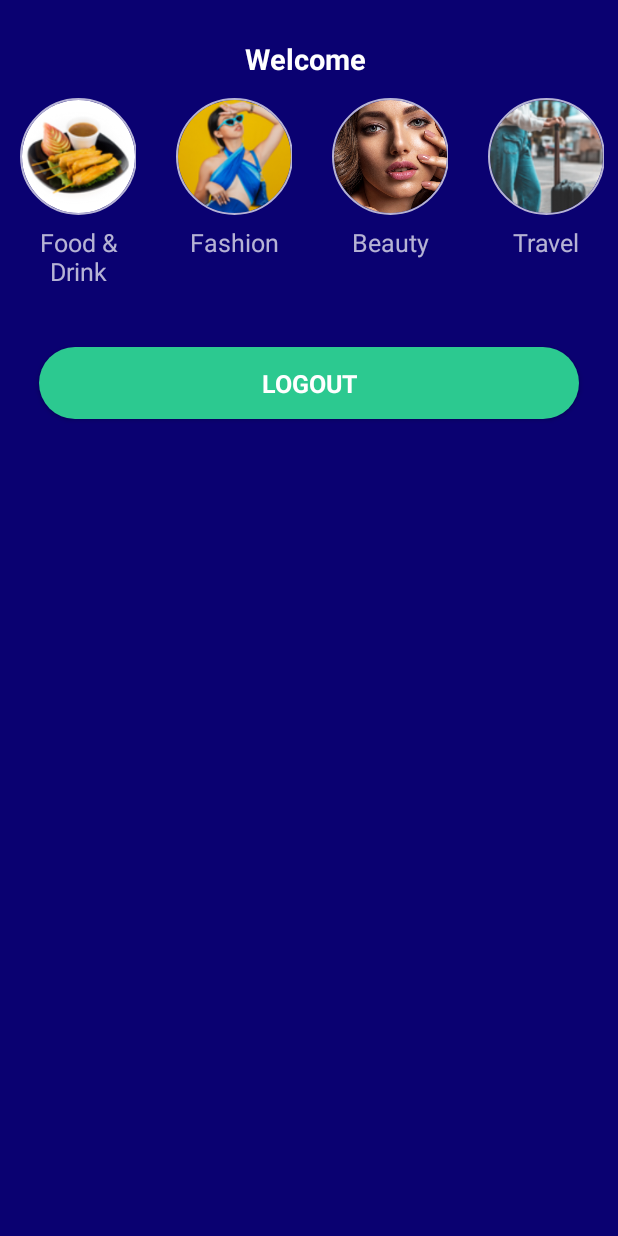
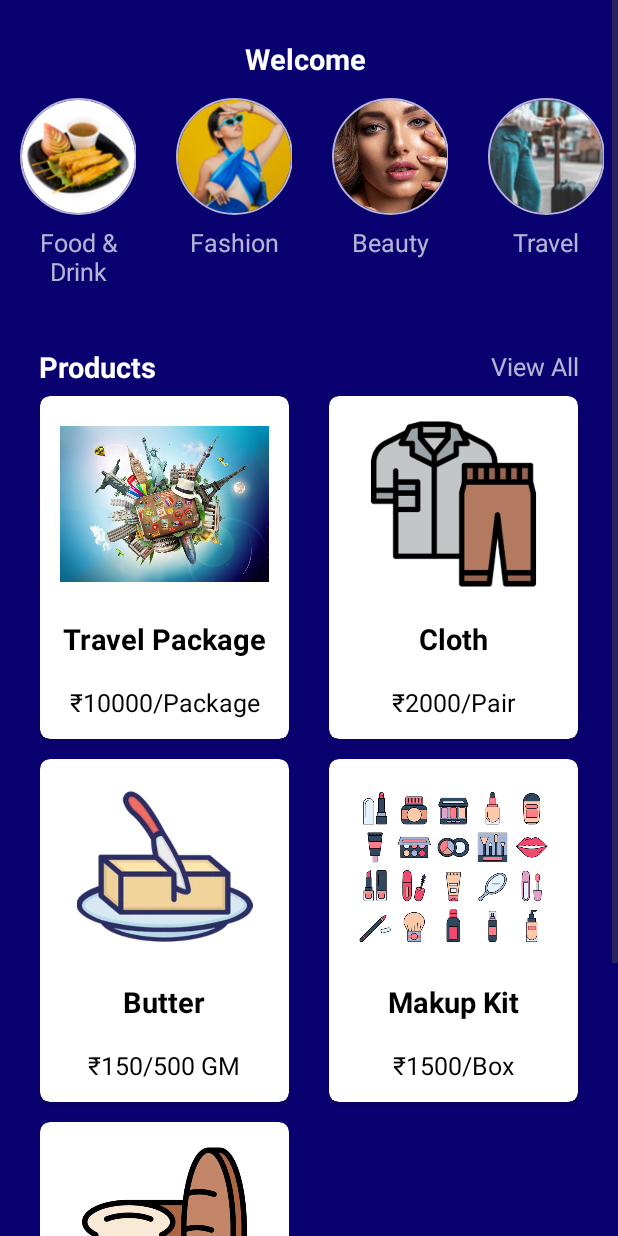
Before and after one commit to sahetu/MayInternship23, an Android app: the HomeActivity screen opened directly, with no data from a screen before it, on a phone screen of 412 x 824 dp. Run offline under Robolectric (Android 15) with nearby library versions, the phone set to English and light mode, and no system bars; our stand-ins replace CircleImageView, sdp/ssp sizes; Roboto replaces fonts that are not available here.

Commit message:
23rd May Code Push

```diff
--- a/app/src/main/java/may/internship/ConstantData.java
+++ b/app/src/main/java/may/internship/ConstantData.java
@@ -11,4 +11,6 @@ public class ConstantData {
     public static String CITY = "city";
     public static String DOB = "dob";
 
+    public static String PRICE_SYMBOL = "₹";
+
 }
--- a/app/src/main/java/may/internship/HomeActivity.java
+++ b/app/src/main/java/may/internship/HomeActivity.java
@@ -11,6 +11,8 @@ import android.view.View;
 import android.widget.Button;
 import android.widget.TextView;
 
+import java.util.ArrayList;
+
 public class HomeActivity extends AppCompatActivity {
 
     TextView name;
@@ -23,6 +25,14 @@ public class HomeActivity extends AppCompatActivity {
     String[] categoryNameArray = {"Food & Drink","Fashion","Beauty","Travel","Health","Bakery"};
     int[] categoryImageArray = {R.drawable.food_drink,R.drawable.fashion,R.drawable.beauty,R.drawable.travel,R.drawable.health,R.drawable.bakery};
 
+    RecyclerView productRecyclerview;
+
+    String[] productNameArray = {"Travel Package","Cloth","Butter","Makup Kit","Bread"};
+    int[] productImageArray = {R.drawable.travel_package,R.drawable.cloth,R.drawable.butter,R.drawable.makup_kit,R.drawable.bread};
+    String[] productPriceArray = {"10000","2000","150","1500","100"};
+    String[] productUnitArray = {"Package","Pair","500 GM","Box","Packet"};
+
+    ArrayList<ProductList> productArrayList;
 
     @Override
     protected void onCreate(Bundle savedInstanceState) {
@@ -48,6 +58,11 @@ public class HomeActivity extends AppCompatActivity {
 
         name.setText("Welcome "+sp.getString(ConstantData.NAME,""));
 
+        setCategoryData();
+        setProductData();
+    }
+
+    private void setCategoryData() {
         categoryRecyclerview = findViewById(R.id.home_category);
         categoryRecyclerview.setLayoutManager(new StaggeredGridLayoutManager(1,StaggeredGridLayoutManager.HORIZONTAL));
         categoryRecyclerview.setItemAnimator(new DefaultItemAnimator());
@@ -56,6 +71,25 @@ public class HomeActivity extends AppCompatActivity {
         categoryRecyclerview.setAdapter(catAdapter);
     }
 
+    private void setProductData() {
+        productRecyclerview = findViewById(R.id.home_product_recyclerview);
+        productRecyclerview.setLayoutManager(new StaggeredGridLayoutManager(2,StaggeredGridLayoutManager.VERTICAL));
+        productRecyclerview.setItemAnimator(new DefaultItemAnimator());
+        productRecyclerview.setNestedScrollingEnabled(false);
+
+        productArrayList = new ArrayList<>();
+        for(int i=0;i<productNameArray.length;i++){
+            ProductList list = new ProductList();
+            list.setName(productNameArray[i]);
+            list.setImage(productImageArray[i]);
+            list.setPrice(productPriceArray[i]);
+            list.setUnit(productUnitArray[i]);
+            productArrayList.add(list);
+        }
+        ProductAdapter prodAdapter = new ProductAdapter(HomeActivity.this,productArrayList);
+        productRecyclerview.setAdapter(prodAdapter);
+    }
+
     @Override
     public void onBackPressed() {
         //super.onBackPressed();
--- /dev/null
+++ b/app/src/main/java/may/internship/ProductAdapter.java
@@ -0,0 +1,55 @@
+package may.internship;
+
+import android.content.Context;
+import android.view.LayoutInflater;
+import android.view.View;
+import android.view.ViewGroup;
+import android.widget.ImageView;
+import android.widget.TextView;
+
+import androidx.annotation.NonNull;
+import androidx.recyclerview.widget.RecyclerView;
+
+import java.util.ArrayList;
+
+public class ProductAdapter extends RecyclerView.Adapter<ProductAdapter.MyHolder> {
+
+    Context context;
+    ArrayList<ProductList> productArrayList;
+    public ProductAdapter(Context context, ArrayList<ProductList> productArrayList) {
+        this.context = context;
+        this.productArrayList = productArrayList;
+    }
+
+    @NonNull
+    @Override
+    public MyHolder onCreateViewHolder(@NonNull ViewGroup parent, int viewType) {
+        View view = LayoutInflater.from(parent.getContext()).inflate(R.layout.custom_product,parent,false);
+        return new MyHolder(view);
+    }
+
+    public class MyHolder extends RecyclerView.ViewHolder {
+
+        ImageView imageView;
+        TextView name,price;
+
+        public MyHolder(@NonNull View itemView) {
+            super(itemView);
+            imageView = itemView.findViewById(R.id.custom_product_image);
+            name = itemView.findViewById(R.id.custom_product_name);
+            price = itemView.findViewById(R.id.custom_product_price);
+        }
+    }
+
+    @Override
+    public void onBindViewHolder(@NonNull MyHolder holder, int position) {
+        holder.name.setText(productArrayList.get(position).getName());
+        holder.price.setText(ConstantData.PRICE_SYMBOL+productArrayList.get(position).getPrice()+"/"+productArrayList.get(position).getUnit());
+        holder.imageView.setImageResource(productArrayList.get(position).getImage());
+    }
+
+    @Override
+    public int getItemCount() {
+        return productArrayList.size();
+    }
+}
--- /dev/null
+++ b/app/src/main/java/may/internship/ProductList.java
@@ -0,0 +1,39 @@
+package may.internship;
+
+public class ProductList {
+
+    String name,price,unit;
+    int image;
+
+    public String getName() {
+        return name;
+    }
+
+    public void setName(String name) {
+        this.name = name;
+    }
+
+    public String getPrice() {
+        return price;
+    }
+
+    public void setPrice(String price) {
+        this.price = price;
+    }
+
+    public String getUnit() {
+        return unit;
+    }
+
+    public void setUnit(String unit) {
+        this.unit = unit;
+    }
+
+    public int getImage() {
+        return image;
+    }
+
+    public void setImage(int image) {
+        this.image = image;
+    }
+}
--- a/app/src/main/res/layout/activity_home.xml
+++ b/app/src/main/res/layout/activity_home.xml
@@ -1,12 +1,16 @@
 <?xml version="1.0" encoding="utf-8"?>
-<LinearLayout xmlns:android="http://schemas.android.com/apk/res/android"
+<ScrollView xmlns:android="http://schemas.android.com/apk/res/android"
     xmlns:app="http://schemas.android.com/apk/res-auto"
     xmlns:tools="http://schemas.android.com/tools"
     android:layout_width="match_parent"
     android:layout_height="match_parent"
     android:background="@color/blue"
+    tools:context=".HomeActivity">
+
+    <LinearLayout
         android:orientation="vertical"
-    tools:context=".HomeActivity">
+        android:layout_width="match_parent"
+        android:layout_height="wrap_content">
 
         <TextView
             android:id="@+id/home_name"
@@ -21,6 +25,42 @@
             android:layout_width="match_parent"
             android:layout_height="wrap_content" />
 
+        <RelativeLayout
+            android:layout_width="match_parent"
+            android:layout_height="wrap_content"
+            android:layout_marginHorizontal="@dimen/_20sdp"
+            android:layout_marginTop="@dimen/_20sdp">
+
+            <TextView
+                android:id="@+id/home_product_view_all"
+                style="@style/text_white_trans_16"
+                android:layout_width="wrap_content"
+                android:layout_height="wrap_content"
+                android:layout_alignParentRight="true"
+                android:layout_centerVertical="true"
+                android:text="View All" />
+
+            <TextView
+                style="@style/text_white_bold_18"
+                android:layout_width="match_parent"
+                android:layout_height="wrap_content"
+                android:layout_toLeftOf="@id/home_product_view_all"
+                android:text="Products" />
+
+        </RelativeLayout>
+
+        <RelativeLayout
+            android:layout_width="match_parent"
+            android:layout_height="wrap_content">
+
+            <androidx.recyclerview.widget.RecyclerView
+                android:layout_marginHorizontal="@dimen/_10sdp"
+                android:id="@+id/home_product_recyclerview"
+                android:layout_width="match_parent"
+                android:layout_height="wrap_content"/>
+
+        </RelativeLayout>
+
         <Button
             android:id="@+id/home_logout"
             style="@style/button_green_bold_16"
@@ -31,3 +71,5 @@
             android:text="@string/logout" />
 
     </LinearLayout>
+
+</ScrollView>
--- /dev/null
+++ b/app/src/main/res/layout/custom_product.xml
@@ -0,0 +1,42 @@
+<?xml version="1.0" encoding="utf-8"?>
+<androidx.cardview.widget.CardView xmlns:android="http://schemas.android.com/apk/res/android"
+    xmlns:app="http://schemas.android.com/apk/res-auto"
+    android:layout_width="match_parent"
+    android:layout_height="wrap_content"
+    android:layout_marginHorizontal="@dimen/_10sdp"
+    android:layout_marginVertical="@dimen/_5sdp"
+    app:cardCornerRadius="@dimen/_5sdp">
+
+    <LinearLayout
+        android:layout_width="match_parent"
+        android:layout_height="wrap_content"
+        android:orientation="vertical"
+        android:padding="@dimen/_10sdp">
+
+        <ImageView
+            android:id="@+id/custom_product_image"
+            android:layout_width="match_parent"
+            android:layout_height="@dimen/_90sdp" />
+
+        <TextView
+            android:minLines="2"
+            android:id="@+id/custom_product_name"
+            style="@style/text_white_bold_18"
+            android:layout_width="match_parent"
+            android:layout_height="wrap_content"
+            android:layout_marginTop="@dimen/_5sdp"
+            android:gravity="center"
+            android:textColor="@color/black" />
+
+        <TextView
+            android:id="@+id/custom_product_price"
+            style="@style/text_white_trans_16"
+            android:layout_width="match_parent"
+            android:layout_height="wrap_content"
+            android:layout_marginTop="@dimen/_5sdp"
+            android:gravity="center"
+            android:textColor="@color/black" />
+
+    </LinearLayout>
+
+</androidx.cardview.widget.CardView>
```
Also changed, not shown: app/src/main/res/drawable/bread.png (added), app/src/main/res/drawable/butter.png (added), app/src/main/res/drawable/cloth.png (added), app/src/main/res/drawable/makup_kit.png (added), app/src/main/res/drawable/travel_package.jpeg (added). Lines whose indentation alone changed are shown as unchanged.
